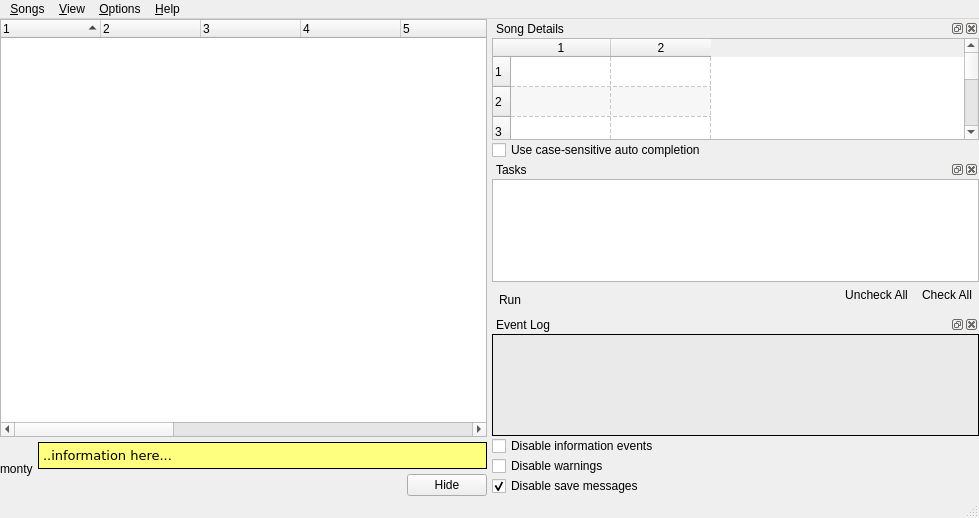
Qt form uman/src/QUMainWindow.ui (UltraStar-Deluxe/UltraStar-Manager) before a commit.
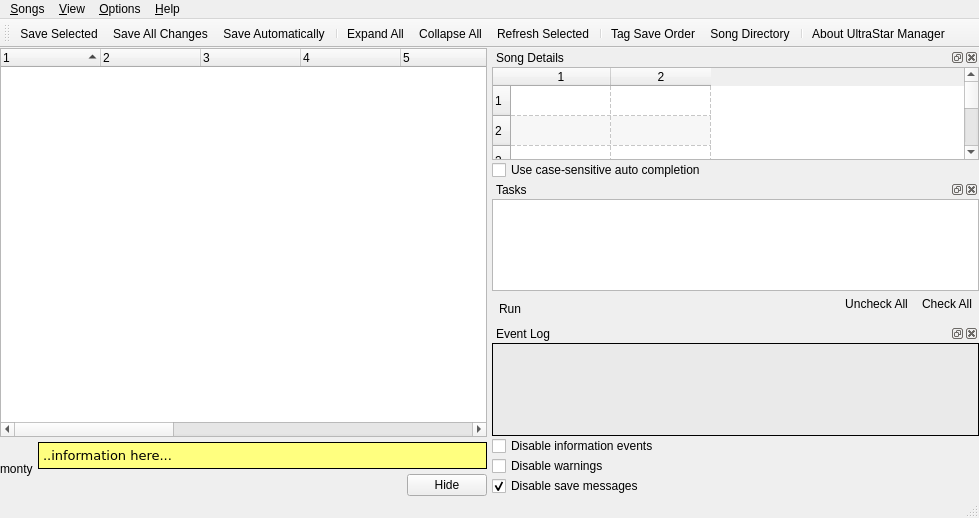
The same form after that commit. Icons and pictures are not drawn. Custom widgets are drawn as their Qt base class.

```diff
--- a/uman/src/QUMainWindow.ui
+++ b/uman/src/QUMainWindow.ui
@@ -823,6 +823,41 @@
    <addaction name="menuAbout_Qt" />
   </widget>
   <widget class="QStatusBar" name="statusbar" />
+  <widget class="QToolBar" name="toolBar" >
+   <property name="windowTitle" >
+    <string>Toolbar</string>
+   </property>
+   <property name="movable" >
+    <bool>true</bool>
+   </property>
+   <property name="iconSize" >
+    <size>
+     <width>16</width>
+     <height>16</height>
+    </size>
+   </property>
+   <property name="floatable" >
+    <bool>true</bool>
+   </property>
+   <attribute name="toolBarArea" >
+    <enum>TopToolBarArea</enum>
+   </attribute>
+   <attribute name="toolBarBreak" >
+    <bool>false</bool>
+   </attribute>
+   <addaction name="actionSaveSelected" />
+   <addaction name="actionSaveAll" />
+   <addaction name="actionAutoSave" />
+   <addaction name="separator" />
+   <addaction name="actionExpandAll" />
+   <addaction name="actionCollapseAll" />
+   <addaction name="actionRefreshSelected" />
+   <addaction name="separator" />
+   <addaction name="actionTagSaveOrder" />
+   <addaction name="actionChangeSongDirectory" />
+   <addaction name="separator" />
+   <addaction name="actionUman" />
+  </widget>
   <action name="actionQt" >
    <property name="text" >
     <string>About &amp;Qt...</string>
```
Left out of the diff: 3 changed lines with no effect on the pictures.
